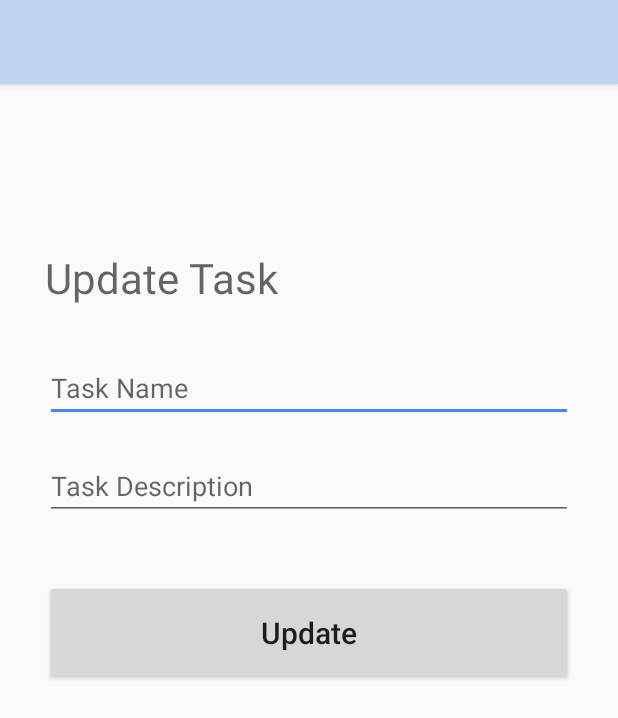
After one commit to myqpalzm/UAS-Mobile-Bentask, an Android app: the UpdateTaskActivity screen opened directly, with no data from a screen before it, on a phone screen of 412 x 824 dp. The commit adds this screen. Shown: the top 718 px of the screen. Run offline under Robolectric (Android 15) with nearby library versions, the phone set to English and light mode, and no system bars.

Commit message:
Update Task

```diff
--- a/app/src/main/java/id/ac/umn/uas_mobile_bentask/MyDatabaseHelper.java
+++ b/app/src/main/java/id/ac/umn/uas_mobile_bentask/MyDatabaseHelper.java
@@ -111,7 +111,6 @@ public class MyDatabaseHelper extends SQLiteOpenHelper {
     Cursor readTasks(String COLUMN_ID){
         String query = "SELECT * FROM " + TABLE_TASK + " WHERE " + categoryId + " = " + COLUMN_ID;
         SQLiteDatabase db = this.getReadableDatabase();
-
         Cursor cursor = null;
         if(db != null){
             cursor = db.rawQuery(query, null);
@@ -133,11 +132,11 @@ public class MyDatabaseHelper extends SQLiteOpenHelper {
 
     }
 
-    void updateDataTask(String row_id, String title){
+    void updateDataTask(String row_id, String title,String desc){
         SQLiteDatabase db = this.getWritableDatabase();
         ContentValues cv = new ContentValues();
         cv.put(TASK_TITLE, title);
-
+        cv.put(taskDescription, desc);
         long result = db.update(TABLE_TASK, cv, "taskId=?", new String[]{row_id});
         if(result == -1){
             Toast.makeText(context, "Failed", Toast.LENGTH_SHORT).show();
--- /dev/null
+++ b/app/src/main/java/id/ac/umn/uas_mobile_bentask/UpdateTaskActivity.java
@@ -0,0 +1,58 @@
+package id.ac.umn.uas_mobile_bentask;
+
+import androidx.appcompat.app.ActionBar;
+import androidx.appcompat.app.AppCompatActivity;
+
+import android.content.Intent;
+import android.os.Bundle;
+import android.view.View;
+import android.widget.Button;
+import android.widget.EditText;
+import android.widget.Toast;
+
+public class UpdateTaskActivity extends AppCompatActivity {
+    EditText task_input,task_desc;
+    Button update_task_button;
+    String task_id,task_title,task_descr,id,title;
+
+    @Override
+    protected void onCreate(Bundle savedInstanceState) {
+        super.onCreate(savedInstanceState);
+        setContentView(R.layout.activity_update_task);
+        task_input = findViewById(R.id.task_input2);
+        task_desc = findViewById(R.id.desc_input2);
+        update_task_button = findViewById(R.id.update_task_button);
+        update_task_button.setOnClickListener(new View.OnClickListener() {
+            @Override
+            public void onClick(View view) {
+                MyDatabaseHelper myDB = new MyDatabaseHelper(UpdateTaskActivity.this);
+                task_title = task_input.getText().toString().trim();
+                task_descr = task_desc.getText().toString().trim();
+                myDB.updateDataTask(task_id, task_title,task_descr);
+                Intent intent = new Intent(UpdateTaskActivity.this, TaskActivity.class);
+                intent.putExtra("id",id);
+                intent.putExtra("title",title);
+                startActivity(intent);
+            }
+        });
+        getAndSetIntentData();
+        ActionBar ab = getSupportActionBar();
+        if (ab != null) {
+            ab.setTitle(title);
+        }
+    }
+
+    void getAndSetIntentData(){
+        if(getIntent().hasExtra("task_id") && getIntent().hasExtra("task_title") && getIntent().hasExtra("task_desc")){
+            task_id = getIntent().getStringExtra("task_id");
+            task_title = getIntent().getStringExtra("task_title");
+            task_descr = getIntent().getStringExtra("task_desc");
+            id = getIntent().getStringExtra("id");
+            title = getIntent().getStringExtra("title");
+            task_input.setText(task_title);
+            task_desc.setText(task_descr);
+        }else{
+            Toast.makeText(this, "No data.", Toast.LENGTH_SHORT).show();
+        }
+    }
+}
--- /dev/null
+++ b/app/src/main/res/layout/activity_update_task.xml
@@ -0,0 +1,55 @@
+<?xml version="1.0" encoding="utf-8"?>
+<androidx.constraintlayout.widget.ConstraintLayout xmlns:android="http://schemas.android.com/apk/res/android"
+    xmlns:app="http://schemas.android.com/apk/res-auto"
+    xmlns:tools="http://schemas.android.com/tools"
+    android:layout_width="match_parent"
+    android:layout_height="match_parent"
+    tools:context=".UpdateTaskActivity"
+    android:padding="30dp">
+
+    <TextView
+        android:layout_width="match_parent"
+        android:layout_height="wrap_content"
+        android:layout_marginTop="80dp"
+        android:textSize="28dp"
+        android:hint="Update Task"
+        app:layout_constraintEnd_toEndOf="parent"
+        app:layout_constraintStart_toStartOf="parent"
+        app:layout_constraintTop_toTopOf="parent"/>
+
+    <EditText
+        android:id="@+id/task_input2"
+        android:layout_width="match_parent"
+        android:layout_height="wrap_content"
+        android:layout_marginTop="150dp"
+        android:ems="10"
+        android:hint="Task Name"
+        android:inputType="textPersonName"
+        app:layout_constraintEnd_toEndOf="parent"
+        app:layout_constraintStart_toStartOf="parent"
+        app:layout_constraintTop_toTopOf="parent" />
+    <EditText
+        android:id="@+id/desc_input2"
+        android:layout_width="match_parent"
+        android:layout_height="wrap_content"
+        android:layout_marginTop="20dp"
+        android:ems="10"
+        android:hint="Task Description"
+        android:inputType="textPersonName"
+        app:layout_constraintEnd_toEndOf="parent"
+        app:layout_constraintStart_toStartOf="parent"
+        app:layout_constraintTop_toBottomOf="@+id/task_input2"/>
+
+
+    <Button
+        android:id="@+id/update_task_button"
+        android:layout_width="match_parent"
+        android:layout_height="70dp"
+        android:layout_marginTop="40dp"
+        android:text="Update"
+        android:textSize="20sp"
+        android:textAllCaps="false"
+        app:layout_constraintEnd_toEndOf="parent"
+        app:layout_constraintStart_toStartOf="parent"
+        app:layout_constraintTop_toBottomOf="@+id/desc_input2" />
+</androidx.constraintlayout.widget.ConstraintLayout>
```
Also changed, not shown: app/src/main/AndroidManifest.xml (+4 -3 lines), app/src/main/java/id/ac/umn/uas_mobile_bentask/AdapterTask.java (+5 -3 lines), app/src/main/java/id/ac/umn/uas_mobile_bentask/TaskActivity.java (+27 -2 lines), app/src/main/res/layout/my_task_row.xml (+7 -1 lines).
